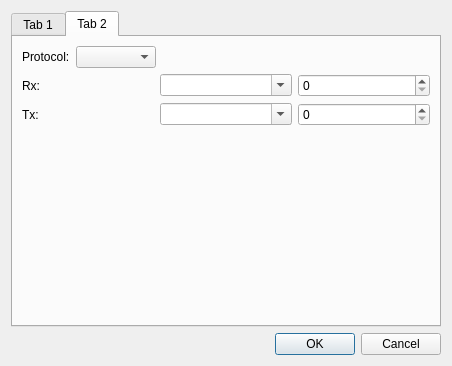
Qt form src/dialog_connect.ui (TomHyhlik/termik) before a commit.
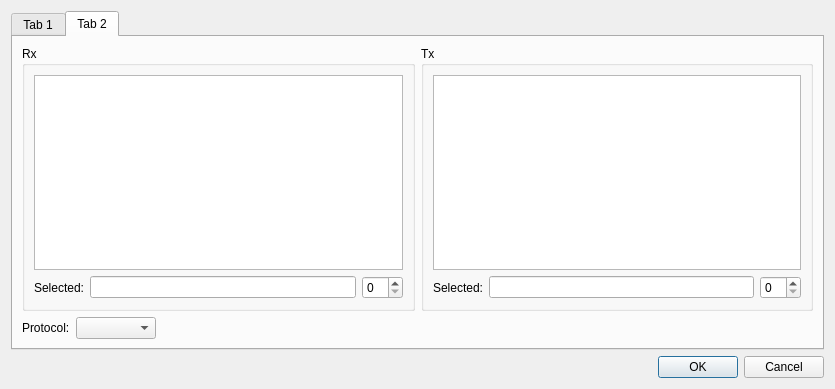
The same form after that commit. Icons and pictures are not drawn.

Commit message: IP addr scan implemented

Patch:
```diff
--- a/src/dialog_connect.ui
+++ b/src/dialog_connect.ui
@@ -6,8 +6,8 @@
    <rect>
     <x>0</x>
     <y>0</y>
-    <width>452</width>
-    <height>366</height>
+    <width>835</width>
+    <height>389</height>
    </rect>
   </property>
   <property name="windowTitle">
@@ -194,6 +194,68 @@
        <string>Tab 2</string>
       </attribute>
       <layout class="QVBoxLayout" name="verticalLayout_3">
+       <item>
+        <layout class="QHBoxLayout" name="horizontalLayout_11">
+         <item>
+          <widget class="QGroupBox" name="groupBox">
+           <property name="title">
+            <string>Rx</string>
+           </property>
+           <layout class="QVBoxLayout" name="verticalLayout_9">
+            <item>
+             <widget class="QTableWidget" name="tableWidget_addr_rx"/>
+            </item>
+            <item>
+             <layout class="QHBoxLayout" name="horizontalLayout">
+              <item>
+               <widget class="QLabel" name="label_port_rx">
+                <property name="text">
+                 <string>Selected:</string>
+                </property>
+               </widget>
+              </item>
+              <item>
+               <widget class="QLineEdit" name="lineEdit_selectedAddr_rx"/>
+              </item>
+              <item>
+               <widget class="QSpinBox" name="spinBox_ipPort_Rx"/>
+              </item>
+             </layout>
+            </item>
+           </layout>
+          </widget>
+         </item>
+         <item>
+          <widget class="QGroupBox" name="groupBox_2">
+           <property name="title">
+            <string>Tx</string>
+           </property>
+           <layout class="QVBoxLayout" name="verticalLayout_8">
+            <item>
+             <widget class="QTableWidget" name="tableWidget_addr_tx"/>
+            </item>
+            <item>
+             <layout class="QHBoxLayout" name="horizontalLayout_3">
+              <item>
+               <widget class="QLabel" name="label_ipAddr_port_tx">
+                <property name="text">
+                 <string>Selected:</string>
+                </property>
+               </widget>
+              </item>
+              <item>
+               <widget class="QLineEdit" name="lineEdit_selectedAddr_tx"/>
+              </item>
+              <item>
+               <widget class="QSpinBox" name="spinBox_ipPort_Tx"/>
+              </item>
+             </layout>
+            </item>
+           </layout>
+          </widget>
+         </item>
+        </layout>
+       </item>
        <item>
         <layout class="QHBoxLayout" name="horizontalLayout_6">
          <item>
@@ -232,61 +294,6 @@
          </item>
         </layout>
        </item>
-       <item>
-        <layout class="QHBoxLayout" name="horizontalLayout_3">
-         <item>
-          <widget class="QLabel" name="label_ipAddr">
-           <property name="text">
-            <string>Rx:</string>
-           </property>
-          </widget>
-         </item>
-         <item>
-          <widget class="QComboBox" name="comboBox_ipAddr_rx">
-           <property name="editable">
-            <bool>true</bool>
-           </property>
-          </widget>
-         </item>
-         <item>
-          <widget class="QSpinBox" name="spinBox_ipPort_Rx"/>
-         </item>
-        </layout>
-       </item>
-       <item>
-        <layout class="QHBoxLayout" name="horizontalLayout">
-         <item>
-          <widget class="QLabel" name="label_ipAddr_2">
-           <property name="text">
-            <string>Tx:</string>
-           </property>
-          </widget>
-         </item>
-         <item>
-          <widget class="QComboBox" name="comboBox_ipAddr_tx">
-           <property name="editable">
-            <bool>true</bool>
-           </property>
-          </widget>
-         </item>
-         <item>
-          <widget class="QSpinBox" name="spinBox_ipPort_Tx"/>
-         </item>
-        </layout>
-       </item>
-       <item>
-        <spacer name="verticalSpacer">
-         <property name="orientation">
-          <enum>Qt::Vertical</enum>
-         </property>
-         <property name="sizeHint" stdset="0">
-          <size>
-           <width>20</width>
-           <height>122</height>
-          </size>
-         </property>
-        </spacer>
-       </item>
       </layout>
      </widget>
     </widget>
```
The commit also changes 8 other files.
